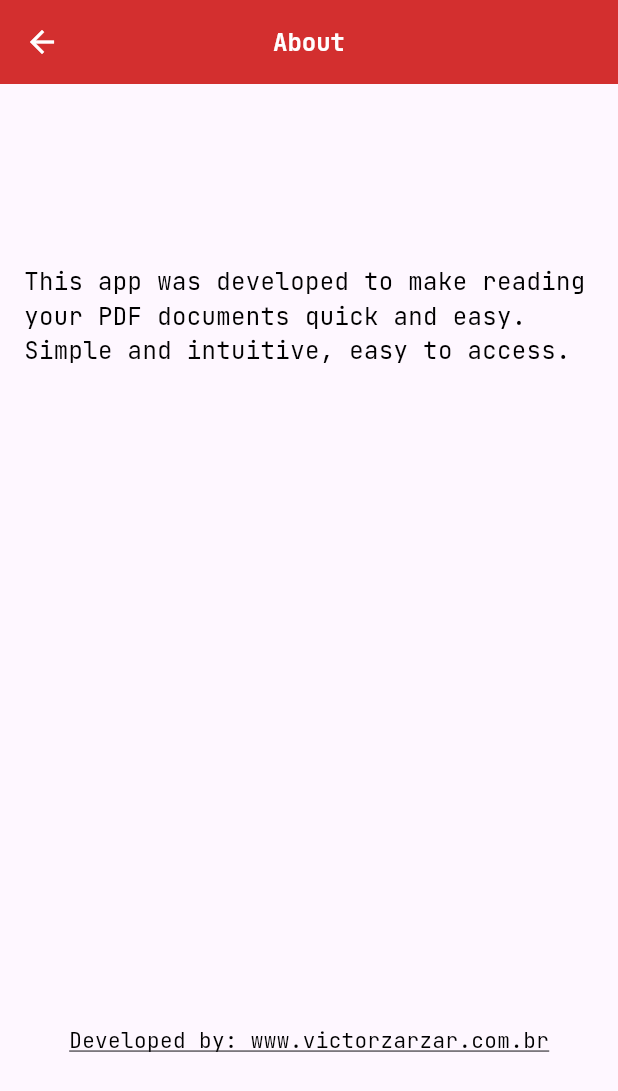
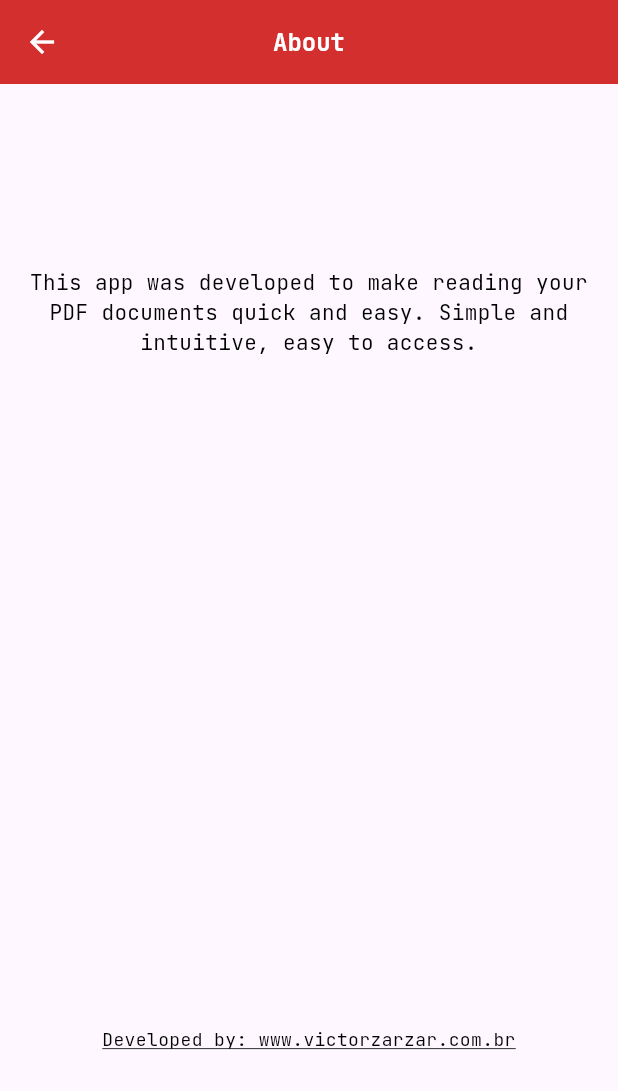
Before and after one commit to Victor-Zarzar/pdf-reader, a Flutter app: the screen it shows after launch, after a tap on the "info" icon, on a phone screen of 412 x 824 dp. Shown: the top 1091 px of the screen. Run offline on Flutter 3.47's test engine with Material 3 defaults, Android fonts, the phone set to English and light mode, and no system bars; our stand-ins replace easy_localization, file_picker, google_fonts; missing offline and left inert: syncfusion_flutter_pdfviewer.

```diff
--- a/assets/translations/en-US.json
+++ b/assets/translations/en-US.json
@@ -1,10 +1,15 @@
 {
     "text_appbar": "PDF reader",
+    "image_home": "Image of a folder with no files open.",
     "about_home": "No PDFs are add, try adding some pdfs by pressing that add button.",
+    "info_home": "Home icon",
+    "info_icon": "Info icon",
     "text_button": "Browse PDF File",
     "pdf_view": "PDF Viewer",
     "error_selecting_file": "Error selecting file:",
     "about_page": "About",
+    "button_return": "Button back page",
+    "return": "Back button",
     "about_text": "This app was developed to make reading your PDF documents quick and easy. Simple and intuitive, easy to access.",
     "developed": "Developed by: www.victorzarzar.com.br"
 }
--- a/assets/translations/es.json
+++ b/assets/translations/es.json
@@ -1,10 +1,15 @@
 {
     "text_appbar": "Lector de PDF",
+    "image_home": "Imagen de una carpeta sin archivos abiertos.",
     "about_home": "No se agregan archivos PDF, intente agregar algunos archivos PDF presionando el botón Agregar.",
+    "info_home": "Icono de inicio",
+    "info_icon": "Ícono de información",
     "text_button": "Buscar archivo PDF",
     "pdf_view": "Visor de PDF",
     "error_selecting_file": "Error al seleccionar el archivo:",
     "about_page": "Acerca de",
+    "button_return": "Página anterior del botón",
+    "return": "Botón Atrás",
     "about_text": "Esta aplicación fue desarrollada para hacer que la lectura de sus documentos PDF sea rápida y fácil. Simple, intuitiva y de fácil acceso.",
     "developed": "Desarrollado por: www.victorzarzar.com.br"
 }
--- a/assets/translations/pt-BR.json
+++ b/assets/translations/pt-BR.json
@@ -1,10 +1,15 @@
 {
     "text_appbar": "Leitor de PDF",
+    "image_home": "Imagem de uma pasta sem nenhum arquivo aberto.",
     "about_home": "Nenhum PDF foi adicionado, tente adicionar alguns PDFs pressionando o botão adicionar.",
+    "info_home": "Icone da página inicial",
+    "info_icon": "Incone de informações",
     "text_button": "Procurar Arquivo PDF",
     "pdf_view": "Visualizador de PDF",
     "error_selecting_file": "Erro ao selecionar arquivo:",
     "about_page": "Sobre",
+    "button_return": "Botão voltar página",
+    "return": "Botão voltar",
     "about_text": "Este app foi desenvolvido para fazer leituras rápidas e fáceis de seus documentos em PDF. Simples e intuitivo de fácil acesso.",
     "developed": "Desenvolvido por: www.victorzarzar.com.br"
 }
--- a/lib/pages/AboutPage/about_page.dart
+++ b/lib/pages/AboutPage/about_page.dart
@@ -26,6 +26,16 @@ class _AboutPageState extends State<AboutPage> {
     double myWidth = MediaQuery.of(context).size.width;
     return Scaffold(
       appBar: AppBar(
+        leading: IconButton(
+          icon: Icon(
+            Icons.arrow_back,
+            semanticLabel: 'button_return'.tr(),
+          ),
+          onPressed: () {
+            Navigator.pop(context);
+          },
+          tooltip: 'return'.tr(),
+        ),
         title: Text(
           "about_page".tr(),
           style: GoogleFonts.jetBrainsMono(
@@ -46,16 +56,16 @@ class _AboutPageState extends State<AboutPage> {
         child: Padding(
           padding: const EdgeInsets.all(16.0),
           child: Column(
-            crossAxisAlignment: CrossAxisAlignment.center,
             mainAxisAlignment: MainAxisAlignment.spaceAround,
             children: [
               Center(
                 child: Text(
                   'about_text'.tr(),
+                  textAlign: TextAlign.center,
                   style: GoogleFonts.jetBrainsMono(
                     textStyle: const TextStyle(
                       color: Colors.black,
-                      fontSize: 16,
+                      fontSize: 14,
                     ),
                   ),
                 ),
@@ -65,13 +75,16 @@ class _AboutPageState extends State<AboutPage> {
                 onTap: () {
                   _launchURL('https://www.victorzarzar.com.br');
                 },
+                child: Center(
                   child: Text(
                     'developed'.tr(),
+                    textAlign: TextAlign.center,
                     style: GoogleFonts.jetBrainsMono(
                       textStyle: const TextStyle(
                         color: Colors.black,
-                      fontSize: 14,
+                        fontSize: 12,
                         decoration: TextDecoration.underline,
+                      ),
                     ),
                   ),
                 ),
--- a/lib/pages/HomePage/home_page.dart
+++ b/lib/pages/HomePage/home_page.dart
@@ -113,10 +113,10 @@ class _HomePageState extends State<HomePage> {
           children: [
             IconButton(
               onPressed: () {},
-              icon: const Icon(
+              icon: Icon(
                 Icons.home,
                 color: Colors.white,
-                semanticLabel: '',
+                semanticLabel: 'info_home'.tr(),
               ),
             ),
             IconButton(
@@ -128,10 +128,10 @@ class _HomePageState extends State<HomePage> {
                   ),
                 );
               },
-              icon: const Icon(
+              icon: Icon(
                 Icons.info,
                 color: Colors.white,
-                semanticLabel: '',
+                semanticLabel: 'info_icon'.tr(),
               ),
             ),
           ],
@@ -149,7 +149,7 @@ class _HomePageState extends State<HomePage> {
                         Image.asset(
                           'assets/imgs/nodata.png',
                           height: 100,
-                          semanticLabel: '',
+                          semanticLabel: 'image_home'.tr(),
                         ),
                         const SizedBox(height: 20),
                         Center(
@@ -157,7 +157,7 @@ class _HomePageState extends State<HomePage> {
                             'about_home'.tr(),
                             style: GoogleFonts.jetBrainsMono(
                               textStyle: const TextStyle(
-                                fontSize: 16,
+                                fontSize: 14,
                                 fontWeight: FontWeight.bold,
                               ),
                             ),
```
Also changed, not shown: lib/pages/PDFViewer/pdf_viewer.dart (+18 -1 lines). Lines whose indentation alone changed are shown as unchanged.
